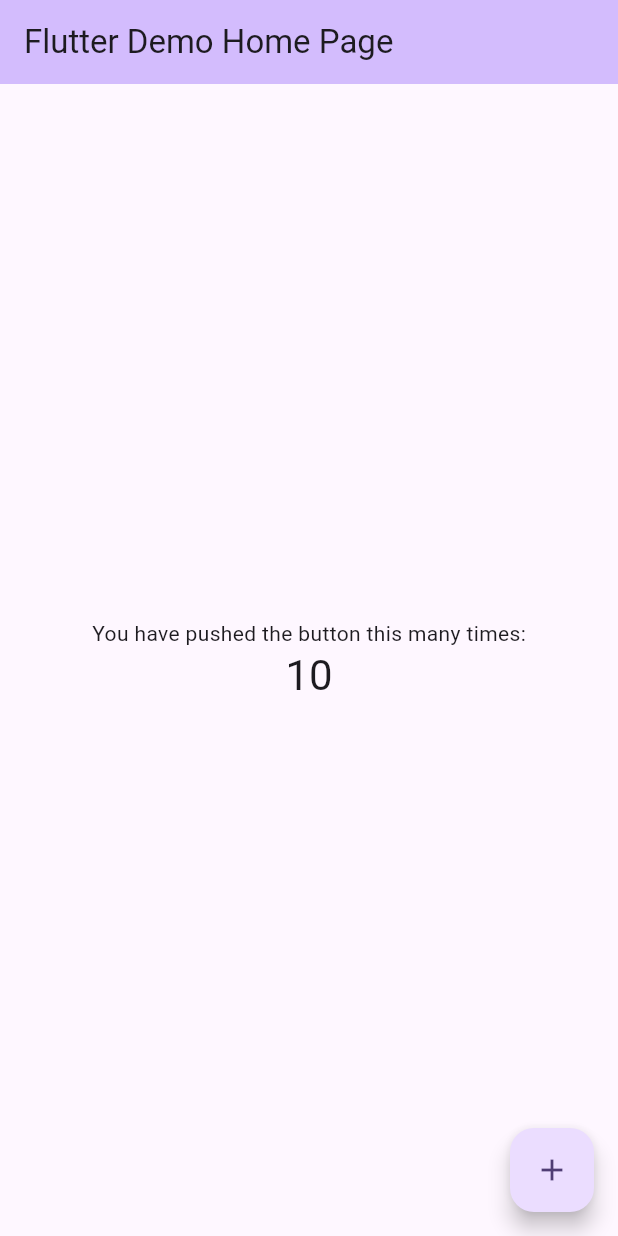
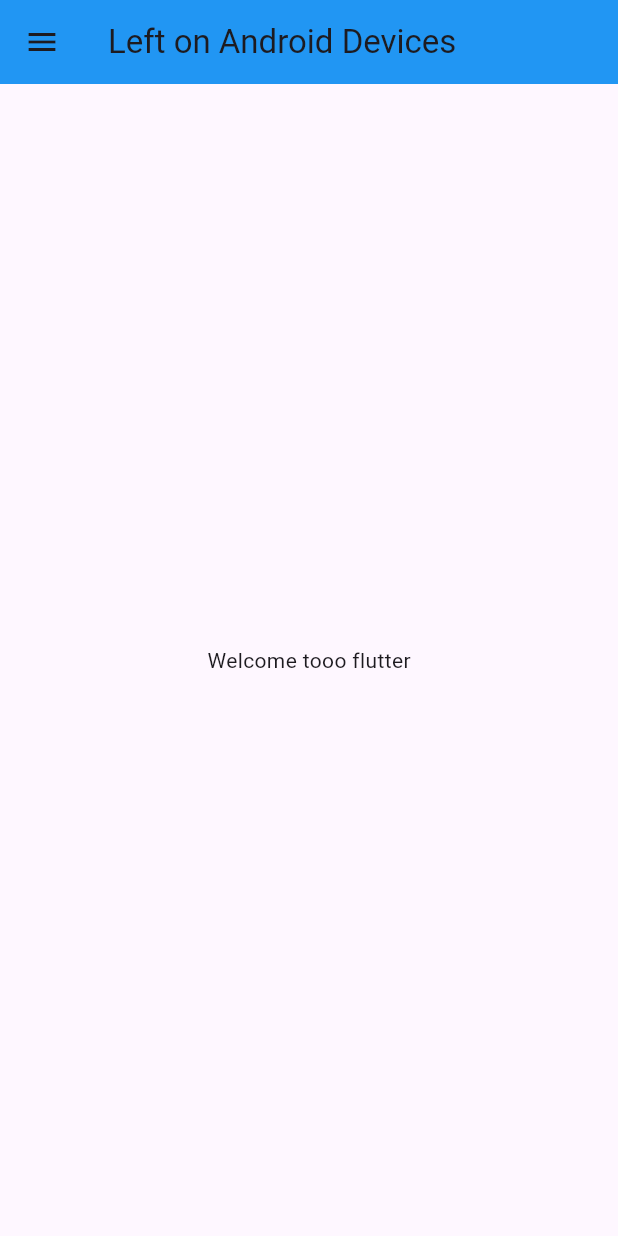
Before and after one commit to Samagra001/Flutter_app, a Flutter app: the screen it shows after launch, on a phone screen of 412 x 824 dp. Run offline on Flutter 3.47's test engine with Material 3 defaults, Android fonts, the phone set to English and light mode, and no system bars.

Commit message:
2nd part

```diff
--- /dev/null
+++ b/lib/home_page.dart
@@ -0,0 +1,23 @@
+import 'package:flutter/material.dart';
+
+// stle the shortcut for a stateless widget //
+
+class HOMEPAGE extends StatelessWidget {
+  const HOMEPAGE({super.key});
+
+  @override
+  Widget build(BuildContext context) {
+    return Scaffold(
+      appBar: AppBar(
+        title: Text("Left on Android Devices"),
+        backgroundColor: Colors.blue,
+      ),
+      body: Center(
+        child: Container(
+          child: const Text("Welcome tooo flutter"),
+        ),
+      ),
+      drawer: Drawer(),
+    );
+  }
+}
--- a/lib/main.dart
+++ b/lib/main.dart
@@ -1,125 +1,17 @@
 import 'package:flutter/material.dart';
+import 'home_page.dart';
 
 void main() {
-  runApp(const MyApp());
+  runApp(MyApp());
 }
 
 class MyApp extends StatelessWidget {
   const MyApp({super.key});
 
-  // This widget is the root of your application.
   @override
   Widget build(BuildContext context) {
     return MaterialApp(
-      title: 'Flutter Demo',
-      theme: ThemeData(
-        // This is the theme of your application.
-        //
-        // TRY THIS: Try running your application with "flutter run". You'll see
-        // the application has a purple toolbar. Then, without quitting the app,
-        // try changing the seedColor in the colorScheme below to Colors.green
-        // and then invoke "hot reload" (save your changes or press the "hot
-        // reload" button in a Flutter-supported IDE, or press "r" if you used
-        // the command line to start the app).
-        //
-        // Notice that the counter didn't reset back to zero; the application
-        // state is not lost during the reload. To reset the state, use hot
-        // restart instead.
-        //
-        // This works for code too, not just values: Most code changes can be
-        // tested with just a hot reload.
-        colorScheme: ColorScheme.fromSeed(seedColor: Colors.deepPurple),
-        useMaterial3: true,
-      ),
-      home: const MyHomePage(title: 'Flutter Demo Home Page'),
+      home: HOMEPAGE(),
     );
   }
 }
-
-class MyHomePage extends StatefulWidget {
-  const MyHomePage({super.key, required this.title});
-
-  // This widget is the home page of your application. It is stateful, meaning
-  // that it has a State object (defined below) that contains fields that affect
-  // how it looks.
-
-  // This class is the configuration for the state. It holds the values (in this
-  // case the title) provided by the parent (in this case the App widget) and
-  // used by the build method of the State. Fields in a Widget subclass are
-  // always marked "final".
-
-  final String title;
-
-  @override
-  State<MyHomePage> createState() => _MyHomePageState();
-}
-
-class _MyHomePageState extends State<MyHomePage> {
-  int _counter = 10;
-
-  void _incrementCounter() {
-    setState(() {
-      // This call to setState tells the Flutter framework that something has
-      // changed in this State, which causes it to rerun the build method below
-      // so that the display can reflect the updated values. If we changed
-      // _counter without calling setState(), then the build method would not be
-      // called again, and so nothing would appear to happen.
-      _counter++;
-    });
-  }
-
-  @override
-  Widget build(BuildContext context) {
-    // This method is rerun every time setState is called, for instance as done
-    // by the _incrementCounter method above.
-    //
-    // The Flutter framework has been optimized to make rerunning build methods
-    // fast, so that you can just rebuild anything that needs updating rather
-    // than having to individually change instances of widgets.
-    return Scaffold(
-      appBar: AppBar(
-        // TRY THIS: Try changing the color here to a specific color (to
-        // Colors.amber, perhaps?) and trigger a hot reload to see the AppBar
-        // change color while the other colors stay the same.
-        backgroundColor: Theme.of(context).colorScheme.inversePrimary,
-        // Here we take the value from the MyHomePage object that was created by
-        // the App.build method, and use it to set our appbar title.
-        title: Text(widget.title),
-      ),
-      body: Center(
-        // Center is a layout widget. It takes a single child and positions it
-        // in the middle of the parent.
-        child: Column(
-          // Column is also a layout widget. It takes a list of children and
-          // arranges them vertically. By default, it sizes itself to fit its
-          // children horizontally, and tries to be as tall as its parent.
-          //
-          // Column has various properties to control how it sizes itself and
-          // how it positions its children. Here we use mainAxisAlignment to
-          // center the children vertically; the main axis here is the vertical
-          // axis because Columns are vertical (the cross axis would be
-          // horizontal).
-          //
-          // TRY THIS: Invoke "debug painting" (choose the "Toggle Debug Paint"
-          // action in the IDE, or press "p" in the console), to see the
-          // wireframe for each widget.
-          mainAxisAlignment: MainAxisAlignment.center,
-          children: <Widget>[
-            const Text(
-              'You have pushed the button this many times:',
-            ),
-            Text(
-              '$_counter',
-              style: Theme.of(context).textTheme.headlineMedium,
-            ),
-          ],
-        ),
-      ),
-      floatingActionButton: FloatingActionButton(
-        onPressed: _incrementCounter,
-        tooltip: 'Increment',
-        child: const Icon(Icons.add),
-      ), // This trailing comma makes auto-formatting nicer for build methods.
-    );
-  }
-}
```
